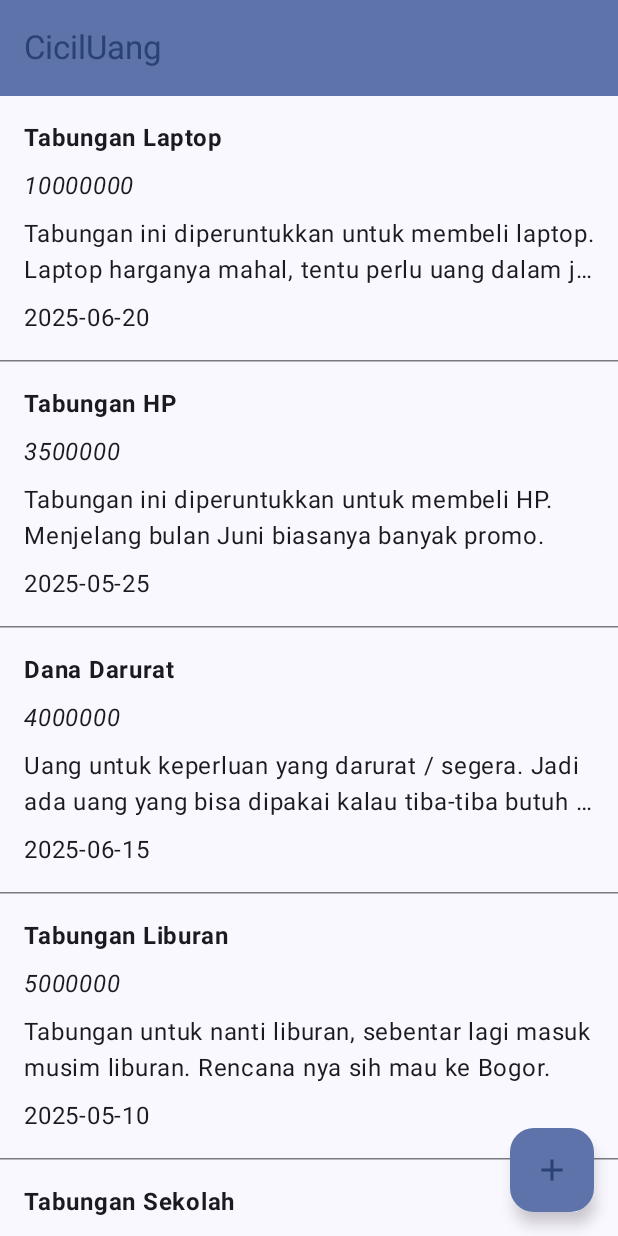
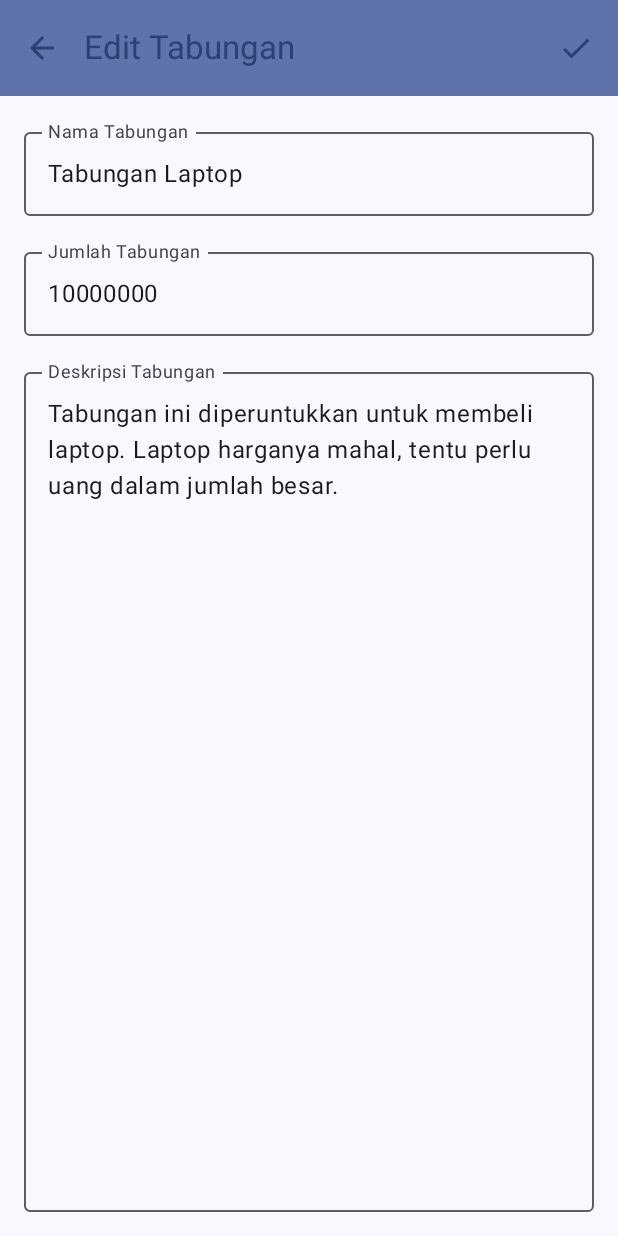
Before and after one commit to evanpratama470123/Assessment2_Mobpro, an Android app built with Jetpack Compose: the screen it shows after launch (MainActivity), after a tap on "Tabungan Laptop", on a phone screen of 412 x 824 dp. Run offline under Robolectric (Android 15) with nearby library versions, the phone set to English and light mode, and no system bars.

Commit message:
Menampilkan data yang akan diubah

```diff
--- a/app/src/main/java/com/evanpratama0137/ciciluang/navigation/NavGraph.kt
+++ b/app/src/main/java/com/evanpratama0137/ciciluang/navigation/NavGraph.kt
@@ -2,10 +2,13 @@ package com.evanpratama0137.ciciluang.navigation
 
 import androidx.compose.runtime.Composable
 import androidx.navigation.NavHostController
+import androidx.navigation.NavType
 import androidx.navigation.compose.NavHost
 import androidx.navigation.compose.composable
 import androidx.navigation.compose.rememberNavController
+import androidx.navigation.navArgument
 import com.evanpratama0137.ciciluang.ui.screen.DetailScreen
+import com.evanpratama0137.ciciluang.ui.screen.KEY_ID_TABUNGAN
 import com.evanpratama0137.ciciluang.ui.screen.MainScreen
 
 @Composable
@@ -20,6 +23,13 @@ fun SetupNavGraph(navController: NavHostController = rememberNavController()) {
         composable(route = Screen.FormBaru.route) {
             DetailScreen(navController)
         }
-
+        composable(
+            route = Screen.FormUbah.route,
+            arguments = listOf(
+                navArgument(KEY_ID_TABUNGAN) { type = NavType.LongType })
+        ) {  navBackStackEntry ->
+            val id = navBackStackEntry.arguments?.getLong(KEY_ID_TABUNGAN)
+            DetailScreen(navController, id)
+        }
     }
 }
--- a/app/src/main/java/com/evanpratama0137/ciciluang/navigation/Screen.kt
+++ b/app/src/main/java/com/evanpratama0137/ciciluang/navigation/Screen.kt
@@ -1,6 +1,11 @@
 package com.evanpratama0137.ciciluang.navigation
+
+import com.evanpratama0137.ciciluang.ui.screen.KEY_ID_TABUNGAN
 
 sealed class Screen(val route: String) {
     data object Home: Screen("mainscreen")
     data object FormBaru: Screen("detailscreen")
+    data object FormUbah: Screen("detailScreen/{$KEY_ID_TABUNGAN}") {
+        fun withId(id: Long) = "detailScreen/$id"
+    }
 }
--- a/app/src/main/java/com/evanpratama0137/ciciluang/ui/screen/DetailScreen.kt
+++ b/app/src/main/java/com/evanpratama0137/ciciluang/ui/screen/DetailScreen.kt
@@ -20,6 +20,7 @@ import androidx.compose.material3.Text
 import androidx.compose.material3.TopAppBar
 import androidx.compose.material3.TopAppBarDefaults
 import androidx.compose.runtime.Composable
+import androidx.compose.runtime.LaunchedEffect
 import androidx.compose.runtime.getValue
 import androidx.compose.runtime.mutableStateOf
 import androidx.compose.runtime.remember
@@ -31,16 +32,30 @@ import androidx.compose.ui.text.input.KeyboardCapitalization
 import androidx.compose.ui.text.input.KeyboardType
 import androidx.compose.ui.tooling.preview.Preview
 import androidx.compose.ui.unit.dp
+import androidx.lifecycle.viewmodel.compose.viewModel
 import androidx.navigation.NavHostController
 import androidx.navigation.compose.rememberNavController
 import com.evanpratama0137.ciciluang.R
 import com.evanpratama0137.ciciluang.ui.theme.CicilUangTheme
 
+const val KEY_ID_TABUNGAN = "idTabungan"
+
 @OptIn(ExperimentalMaterial3Api::class)
 @Composable
-fun DetailScreen(navController: NavHostController) {
+fun DetailScreen(navController: NavHostController, id: Long? = null) {
+    val viewModel: MainViewModel = viewModel()
+
     var namaTabungan by remember { mutableStateOf("") }
     var jumlahTabungan by remember { mutableStateOf("") }
+    var deskripsiTabungan by remember { mutableStateOf("") }
+
+    LaunchedEffect(Unit) {
+        if (id == null) return@LaunchedEffect
+        val data = viewModel.getCatatan(id) ?: return@LaunchedEffect
+        namaTabungan = data.nama
+        jumlahTabungan = data.jumlah.toString()
+        deskripsiTabungan = data.deskripsi
+    }
 
     Scaffold(
         topBar = {
@@ -55,7 +70,10 @@ fun DetailScreen(navController: NavHostController) {
                     }
                 },
                 title = {
-                    Text(text = stringResource(id = R.string.tambah_catatan))
+                    if (id == null)
+                        Text(text = stringResource(id = R.string.tambah_tabungan))
+                    else
+                        Text(text = stringResource(id = R.string.edit_tabungan))
                 },
                 colors = TopAppBarDefaults.mediumTopAppBarColors(
                     containerColor = MaterialTheme.colorScheme.primaryContainer,
@@ -78,6 +96,8 @@ fun DetailScreen(navController: NavHostController) {
             onNamaTabunganChange = { namaTabungan = it },
             jumlahTabungan = jumlahTabungan,
             onJumlahTabunganChange = { jumlahTabungan = it },
+            deskripsiTabungan = deskripsiTabungan,
+            onDeskripsiTabunganChange = { deskripsiTabungan = it },
             modifier = Modifier.padding(padding)
         )
     }
@@ -96,6 +116,7 @@ fun DetailScreenPreview() {
 fun FormCatatan(
     namaTabungan: String, onNamaTabunganChange: (String) -> Unit,
     jumlahTabungan: String, onJumlahTabunganChange: (String) -> Unit,
+    deskripsiTabungan: String, onDeskripsiTabunganChange: (String) -> Unit,
     modifier: Modifier
 ) {
     Column(
@@ -119,8 +140,19 @@ fun FormCatatan(
             label = { Text(text = stringResource(R.string.jumlah_tabungan)) },
             keyboardOptions = KeyboardOptions(
                 keyboardType = KeyboardType.Number,
+                imeAction = ImeAction.Next
             ),
             modifier = Modifier.fillMaxWidth()
         )
+        OutlinedTextField(
+            value = deskripsiTabungan,
+            onValueChange = { onDeskripsiTabunganChange(it) },
+            label = { Text(text = stringResource(R.string.deskripsi_tabungan)) },
+            keyboardOptions = KeyboardOptions(
+                capitalization = KeyboardCapitalization.Sentences,
+                imeAction = ImeAction.Done
+            ),
+            modifier = Modifier.fillMaxSize()
+        )
     }
 }
--- a/app/src/main/java/com/evanpratama0137/ciciluang/ui/screen/MainScreen.kt
+++ b/app/src/main/java/com/evanpratama0137/ciciluang/ui/screen/MainScreen.kt
@@ -63,21 +63,20 @@ fun MainScreen(navController: NavHostController) {
             ) {
                 Icon(
                     imageVector = Icons.Filled.Add,
-                    contentDescription = stringResource(R.string.tambah_catatan),
+                    contentDescription = stringResource(R.string.tambah_tabungan),
                     tint = MaterialTheme.colorScheme.primary
                 )
             }
         }
     ) { innerPadding ->
-        ScreenContent(Modifier.padding(innerPadding))
+        ScreenContent(Modifier.padding(innerPadding), navController)
     }
 }
 
 @Composable
-fun ScreenContent(modifier: Modifier = Modifier) {
+fun ScreenContent(modifier: Modifier, navController: NavHostController) {
     val viewModel: MainViewModel = viewModel()
     val data = viewModel.data
-    val context = LocalContext.current
 
     if (data.isEmpty()) {
         EmptyStateTabungan()
@@ -89,8 +88,7 @@ fun ScreenContent(modifier: Modifier = Modifier) {
         ) {
             items(data) {
                 ListItem(it) {
-                    val pesan = context.getString(R.string.x_diklik, it.nama)
-                    Toast.makeText(context, pesan, Toast.LENGTH_SHORT).show()
+                    navController.navigate(Screen.FormUbah.withId(it.id))
                 }
                 HorizontalDivider()
             }
--- a/app/src/main/java/com/evanpratama0137/ciciluang/ui/screen/MainViewModel.kt
+++ b/app/src/main/java/com/evanpratama0137/ciciluang/ui/screen/MainViewModel.kt
@@ -49,4 +49,8 @@ class MainViewModel : ViewModel() {
             "2025-05-05"
         )
     )
+
+    fun getCatatan(id: Long): Tabungan? {
+        return data.find { it.id == id }
+    }
 }
--- a/app/src/main/res/values/strings.xml
+++ b/app/src/main/res/values/strings.xml
@@ -2,12 +2,13 @@
     <string name="app_name">CicilUang</string>
     <string name="list_kosong">Silahkan tambah tabungan!</string>
     <string name="x_diklik">%1$s diklik!</string>
-    <string name="tambah_catatan">Tambah catatan</string>
+    <string name="tambah_tabungan">Tambah Tabungan</string>
     <string name="nama_tabungan">Nama Tabungan</string>
     <string name="jumlah_tabungan">Jumlah Tabungan</string>
     <string name="deskripsi_tabungan">Deskripsi Tabungan</string>
     <string name="tanggal_tabungan">Tanggal Tabungan</string>
     <string name="kembali">Kembali</string>
     <string name="simpan">Simpan</string>
+    <string name="edit_tabungan">Edit Tabungan</string>
 
 </resources>
```
